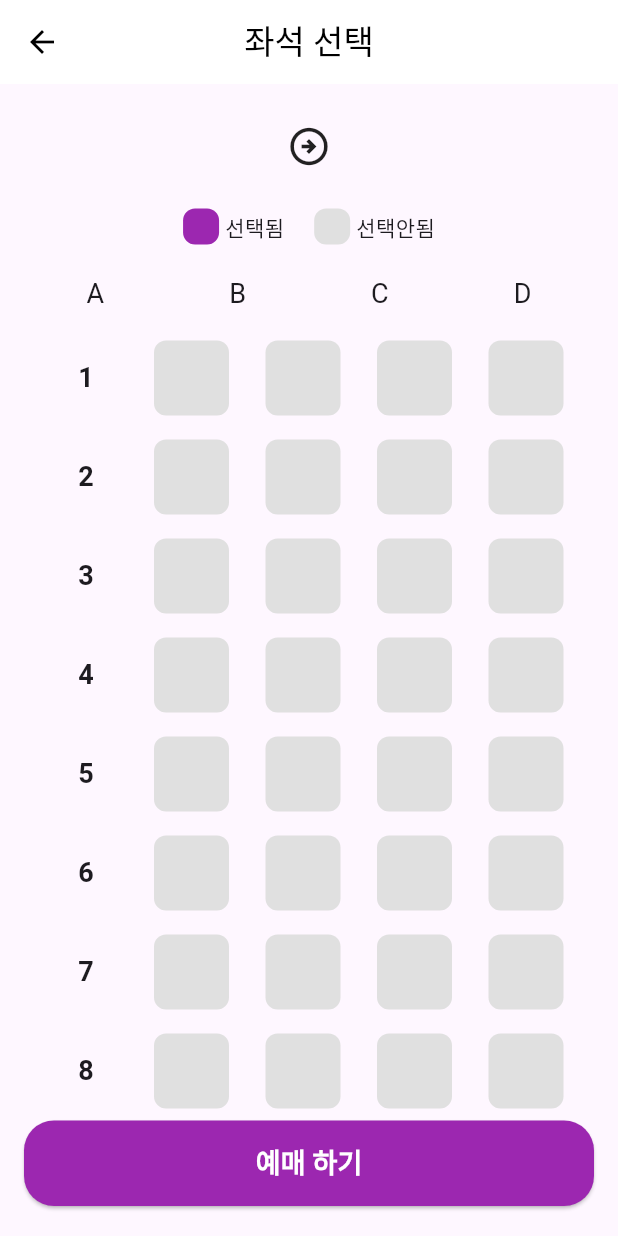
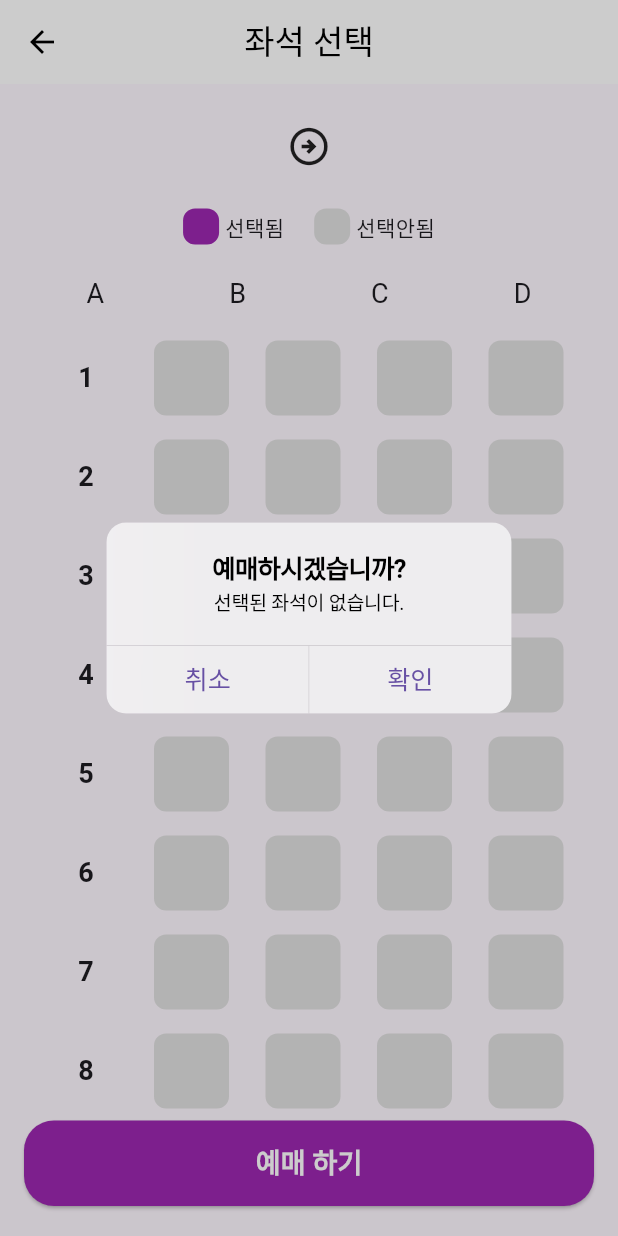
Before and after one commit to dolbuda13/flutter_train_app, a Flutter app: the SeatPage screen opened directly with empty values, after a tap on "예매 하기", on a phone screen of 412 x 824 dp. Run offline on Flutter 3.47's test engine with Material 3 defaults, Android fonts, the phone set to English and light mode, and no system bars.

```diff
--- a/lib/pages/seat_page.dart
+++ b/lib/pages/seat_page.dart
@@ -1,3 +1,4 @@
+import 'package:flutter/cupertino.dart';
 import 'package:flutter/material.dart';
 
 class SeatPage extends StatefulWidget {
@@ -17,8 +18,50 @@ class SeatPage extends StatefulWidget {
 class _SeatPageState extends State<SeatPage> {
   List<List<bool>> selectedSeats = List.generate(
     20,
-    (_) => List.generate(4, (_) => false), // 20 rows, 4 columns of seats
+    (_) => List.generate(4, (_) => false),
   );
+
+  void _showConfirmationDialog() {
+    // 선택된 좌석 번호를 가져오기
+    List<String> selectedSeatNumbers = [];
+    for (int row = 0; row < selectedSeats.length; row++) {
+      for (int col = 0; col < selectedSeats[row].length; col++) {
+        if (selectedSeats[row][col]) {
+          // 좌석 번호는 A, B, C, D를 사용
+          String seatLabel = String.fromCharCode(65 + col); // A, B, C, D
+          selectedSeatNumbers.add('${row + 1}$seatLabel');
+        }
+      }
+    }
+
+    // 다이얼로그 출력
+    showCupertinoDialog(
+      context: context,
+      builder: (context) => CupertinoAlertDialog(
+        title: const Text('예매하시겠습니까?'),
+        content: Text(
+          selectedSeatNumbers.isNotEmpty
+              ? '좌석 번호: ${selectedSeatNumbers.join(', ')}'
+              : '선택된 좌석이 없습니다.',
+        ),
+        actions: [
+          CupertinoDialogAction(
+            child: const Text('취소'),
+            onPressed: () {
+              Navigator.pop(context); // Dialog 닫기
+            },
+          ),
+          CupertinoDialogAction(
+            child: const Text('확인'),
+            onPressed: () {
+              Navigator.pop(context); // Dialog 닫기
+              Navigator.pop(context); // HomePage로 돌아가기
+            },
+          ),
+        ],
+      ),
+    );
+  }
 
   @override
   Widget build(BuildContext context) {
@@ -34,7 +77,6 @@ class _SeatPageState extends State<SeatPage> {
         padding: const EdgeInsets.symmetric(vertical: 20, horizontal: 16),
         child: Column(
           children: [
-            // 역 이름 섹션
             Row(
               mainAxisAlignment: MainAxisAlignment.spaceEvenly,
               children: [
@@ -44,8 +86,6 @@ class _SeatPageState extends State<SeatPage> {
               ],
             ),
             const SizedBox(height: 20),
-
-            // 좌석 상태 설명
             Row(
               mainAxisAlignment: MainAxisAlignment.center,
               children: [
@@ -59,8 +99,6 @@ class _SeatPageState extends State<SeatPage> {
               ],
             ),
             const SizedBox(height: 20),
-
-            //좌석 레이블(A, B, C, D)
             Row(
               mainAxisAlignment: MainAxisAlignment.spaceAround,
               children: const [
@@ -71,8 +109,6 @@ class _SeatPageState extends State<SeatPage> {
               ],
             ),
             const SizedBox(height: 10),
-
-            //좌석 스크롤
             Expanded(
               child: SingleChildScrollView(
                 child: Column(
@@ -82,11 +118,10 @@ class _SeatPageState extends State<SeatPage> {
                       child: Row(
                         mainAxisAlignment: MainAxisAlignment.spaceEvenly,
                         children: [
-                          // 행 번호
                           Container(
                             width: 50,
                             height: 50,
-                            alignment: Alignment.center, // 행 번호를 가로세로 정중앙으로 정렬
+                            alignment: Alignment.center,
                             child: Text(
                               '${rowIndex + 1}',
                               style: const TextStyle(
@@ -95,7 +130,6 @@ class _SeatPageState extends State<SeatPage> {
                               ),
                             ),
                           ),
-                          // 좌석
                           for (int colIndex = 0; colIndex < 4; colIndex++)
                             _buildSeatWidget(rowIndex, colIndex),
                         ],
@@ -105,8 +139,6 @@ class _SeatPageState extends State<SeatPage> {
                 ),
               ),
             ),
-
-            // 예매하기 버튼
             SizedBox(
               width: double.infinity,
               child: ElevatedButton(
@@ -117,9 +149,7 @@ class _SeatPageState extends State<SeatPage> {
                   ),
                   padding: const EdgeInsets.symmetric(vertical: 15),
                 ),
-                onPressed: () {
-                  // 예매하기
-                },
+                onPressed: _showConfirmationDialog,
                 child: const Text(
                   '예매 하기',
                   style: TextStyle(
@@ -136,7 +166,6 @@ class _SeatPageState extends State<SeatPage> {
     );
   }
 
-  // 역 이름 위젯
   Widget _buildStationText(String station) {
     return Text(
       station,
@@ -149,7 +178,6 @@ class _SeatPageState extends State<SeatPage> {
     );
   }
 
-  // 좌석 상태 박스
   Widget _buildSeatStatusBox(bool isSelected) {
     return Container(
       width: 24,
@@ -161,12 +189,12 @@ class _SeatPageState extends State<SeatPage> {
     );
   }
 
-  // 좌석 위젯
   Widget _buildSeatWidget(int rowIndex, int colIndex) {
     return GestureDetector(
       onTap: () {
         setState(() {
-          selectedSeats[rowIndex][colIndex] = !selectedSeats[rowIndex][colIndex];
+          selectedSeats[rowIndex][colIndex] =
+              !selectedSeats[rowIndex][colIndex];
         });
       },
       child: Container(
```
